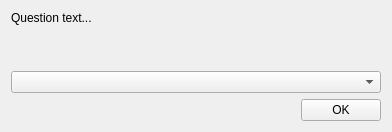
This is src/py_wizard/qt_wiz_iface/QtSelectWidget_UI.ui in shearern/PyWizard as Qt 5 draws it before an edit. The edited form follows.
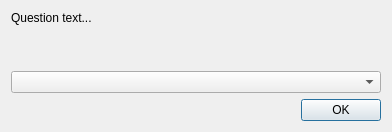
This is the edited form.

Diff of the .ui file:
```diff
--- a/src/py_wizard/qt_wiz_iface/QtSelectWidget_UI.ui
+++ b/src/py_wizard/qt_wiz_iface/QtSelectWidget_UI.ui
@@ -66,6 +66,12 @@
        <property name="text">
         <string>OK</string>
        </property>
+       <property name="autoDefault">
+        <bool>true</bool>
+       </property>
+       <property name="default">
+        <bool>true</bool>
+       </property>
       </widget>
      </item>
     </layout>
```
Left out of the diff: 3 changed lines with no effect on the pictures.
